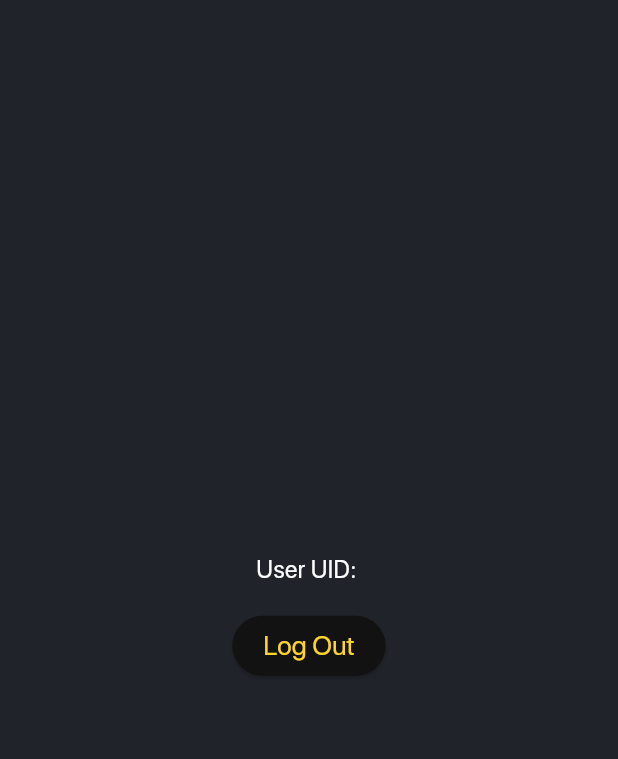
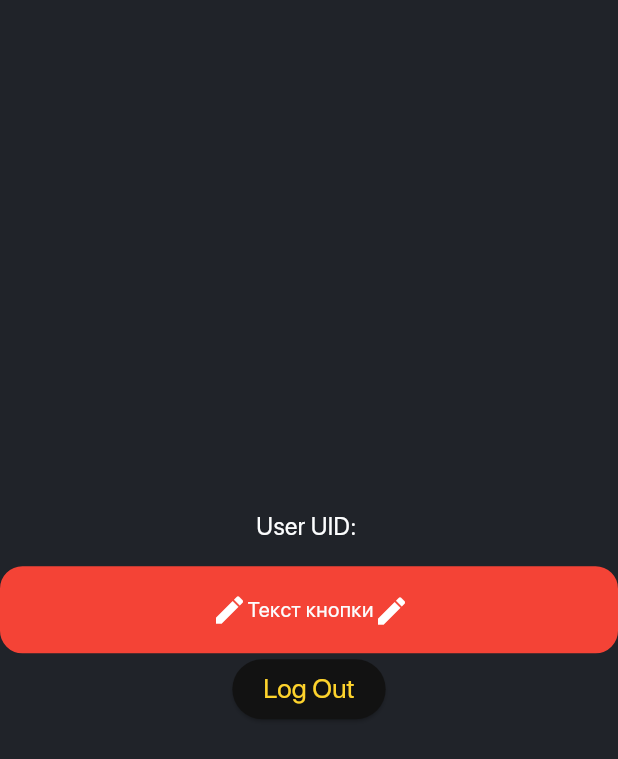
Before and after one commit to McAr0v/dvij_flutter, a Flutter app: the UserLoggedInScreen screen opened directly, on a phone screen of 412 x 824 dp. Shown: the top 759 px of the screen. Run offline on Flutter 3.47's test engine with Material 3 defaults, Android fonts, the phone set to English and light mode, and no system bars; our stand-ins replace firebase_auth, firebase_core, flutter_svg; accounts and stored records are empty; project files that could hold a hidden picture were left out.

Commit message:
Start to create button

```diff
--- /dev/null
+++ b/lib/elements/custom_button.dart
@@ -0,0 +1,66 @@
+import 'package:flutter/cupertino.dart';
+import 'package:flutter/material.dart';
+
+import '../navigation/custom_bottom_navigation_bar.dart';
+import '../themes/app_colors.dart';
+
+class CustomButton extends StatelessWidget {
+  final String state; // передаваемая переменная
+
+  CustomButton({this.state = 'normal'}); // Указываем значения по умолчанию
+
+  Color getButtonColor() {
+    switch (state) {
+      case 'normal':
+        return AppColors.brandColor;
+      case 'success':
+        return Colors.green; // Замените на ваш цвет для успешного статуса
+      case 'error':
+        return Colors.red; // Замените на ваш цвет для ошибочного статуса
+    // Добавьте другие кейсы по мере необходимости
+      default:
+        return AppColors.brandColor;
+    }
+  }
+
+
+  // Содержание контейнера
+
+  @override
+  Widget build(BuildContext context) {
+
+    return Container(
+      padding: const EdgeInsets.all(15),
+      decoration: ShapeDecoration(
+        color: getButtonColor(),
+        shape: RoundedRectangleBorder(
+          side: BorderSide(width: 2, color: getButtonColor()),
+          borderRadius: BorderRadius.circular(15),
+        ),
+      ),
+      child: Row(
+        //mainAxisSize: MainAxisSize.min,
+        mainAxisAlignment: MainAxisAlignment.center,
+        crossAxisAlignment: CrossAxisAlignment.center,
+        children: [
+          Container(
+            child: Icon( Icons.edit)
+          ),
+          Text(
+            'Текст кнопки',
+            style: TextStyle(
+              color: AppColors.white,
+              fontSize: 14,
+              fontWeight: FontWeight.w400
+            ),
+          ),
+          Container(
+            width: 22,
+            height: 22,
+            child: Icon( Icons.edit)
+          ),
+        ],
+      ),
+    );
+  }
+}
--- a/lib/screens/profile/user_logged_in_screen.dart
+++ b/lib/screens/profile/user_logged_in_screen.dart
@@ -1,3 +1,4 @@
+import 'package:dvij_flutter/elements/custom_button.dart';
 import 'package:firebase_auth/firebase_auth.dart';
 import 'package:flutter/cupertino.dart';
 import 'package:flutter/material.dart';
@@ -27,6 +28,7 @@ class UserLoggedInScreen extends StatelessWidget {
           children: [
             Text('User UID: ${uid ?? "N/A"}'),
             SizedBox(height: 16.0),
+            CustomButton(state: 'error',),
             ElevatedButton(
               onPressed: () async {
                 await authWithEmail.signOut();
```
